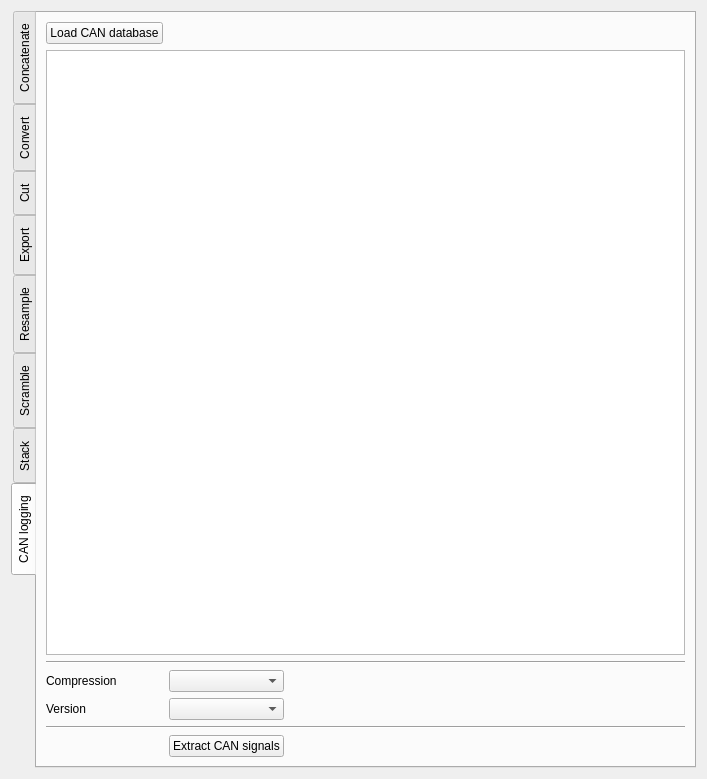
Qt form asammdf/gui/ui/batch_widget.ui (danielhrisca/asammdf) before a commit.
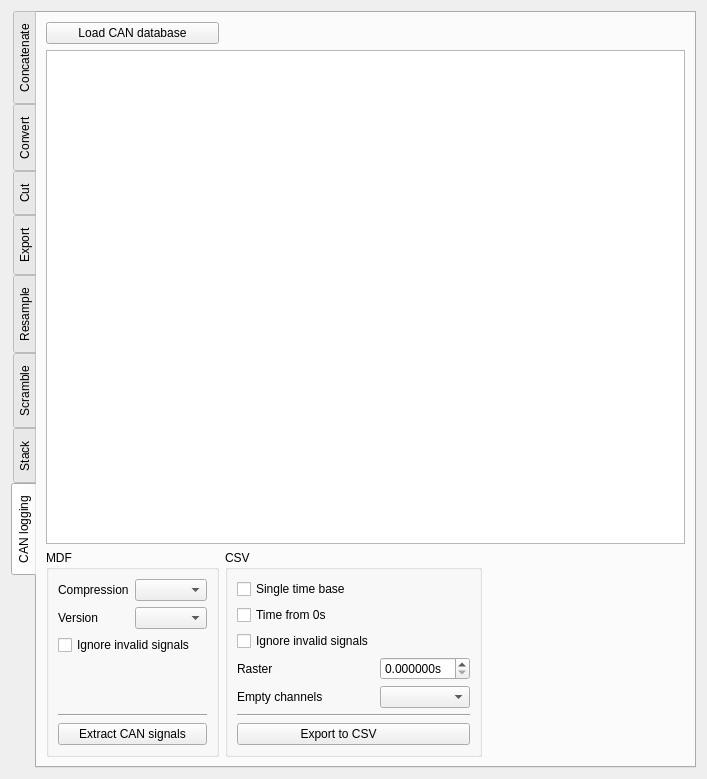
The same form after that commit. The open tabs and pages were chosen to show the change. Icons and pictures are not drawn. Custom widgets are drawn as their Qt base class.

Commit message: add possibility to ignore invalid signals when extracting CAN bus logging

```diff
--- a/asammdf/gui/ui/batch_widget.ui
+++ b/asammdf/gui/ui/batch_widget.ui
@@ -24,7 +24,7 @@
        <enum>QTabWidget::West</enum>
       </property>
       <property name="currentIndex">
-       <number>0</number>
+       <number>7</number>
       </property>
       <property name="documentMode">
        <bool>false</bool>
@@ -952,45 +952,7 @@
        <attribute name="title">
         <string>CAN logging</string>
        </attribute>
-       <layout class="QGridLayout" name="gridLayout_5" columnstretch="0,0,1">
-        <item row="3" column="0" colspan="3">
-         <widget class="Line" name="line_12">
-          <property name="orientation">
-           <enum>Qt::Horizontal</enum>
-          </property>
-         </widget>
-        </item>
-        <item row="1" column="0" rowspan="2" colspan="3">
-         <widget class="MinimalListWidget" name="can_database_list"/>
-        </item>
-        <item row="5" column="1">
-         <widget class="QComboBox" name="extract_can_format">
-          <property name="sizeAdjustPolicy">
-           <enum>QComboBox::AdjustToContents</enum>
-          </property>
-         </widget>
-        </item>
-        <item row="4" column="1">
-         <widget class="QComboBox" name="extract_can_compression">
-          <property name="sizeAdjustPolicy">
-           <enum>QComboBox::AdjustToContents</enum>
-          </property>
-         </widget>
-        </item>
-        <item row="5" column="0">
-         <widget class="QLabel" name="label_24">
-          <property name="text">
-           <string>Version</string>
-          </property>
-         </widget>
-        </item>
-        <item row="6" column="0" colspan="3">
-         <widget class="Line" name="line_13">
-          <property name="orientation">
-           <enum>Qt::Horizontal</enum>
-          </property>
-         </widget>
-        </item>
+       <layout class="QGridLayout" name="gridLayout_11">
         <item row="0" column="0">
          <widget class="QPushButton" name="load_can_database_btn">
           <property name="text">
@@ -1002,24 +964,172 @@
           </property>
          </widget>
         </item>
-        <item row="4" column="0">
-         <widget class="QLabel" name="label__1">
-          <property name="text">
-           <string>Compression</string>
+        <item row="1" column="0" colspan="3">
+         <widget class="MinimalListWidget" name="can_database_list"/>
+        </item>
+        <item row="2" column="0">
+         <widget class="QGroupBox" name="groupBox_2">
+          <property name="title">
+           <string>MDF</string>
           </property>
+          <layout class="QGridLayout" name="gridLayout_5">
+           <item row="5" column="0" colspan="2">
+            <widget class="QPushButton" name="extract_can_btn">
+             <property name="text">
+              <string>Extract CAN signals</string>
+             </property>
+             <property name="icon">
+              <iconset resource="resource.qrc">
+               <normaloff>:/down.png</normaloff>:/down.png</iconset>
+             </property>
+            </widget>
+           </item>
+           <item row="0" column="0">
+            <widget class="QLabel" name="label__1">
+             <property name="text">
+              <string>Compression</string>
+             </property>
+            </widget>
+           </item>
+           <item row="0" column="1">
+            <widget class="QComboBox" name="extract_can_compression">
+             <property name="sizeAdjustPolicy">
+              <enum>QComboBox::AdjustToContents</enum>
+             </property>
+            </widget>
+           </item>
+           <item row="1" column="1">
+            <widget class="QComboBox" name="extract_can_format">
+             <property name="sizeAdjustPolicy">
+              <enum>QComboBox::AdjustToContents</enum>
+             </property>
+            </widget>
+           </item>
+           <item row="1" column="0">
+            <widget class="QLabel" name="label_24">
+             <property name="text">
+              <string>Version</string>
+             </property>
+            </widget>
+           </item>
+           <item row="2" column="0" colspan="2">
+            <widget class="QCheckBox" name="ignore_invalid_signals_mdf">
+             <property name="toolTip">
+              <string>checks if all samples are eauql to the maximum teoretical signal value</string>
+             </property>
+             <property name="text">
+              <string>Ignore invalid signals</string>
+             </property>
+            </widget>
+           </item>
+           <item row="3" column="0">
+            <widget class="QLabel" name="label_27">
+             <property name="text">
+              <string/>
+             </property>
+            </widget>
+           </item>
+           <item row="4" column="0" colspan="2">
+            <widget class="Line" name="line_12">
+             <property name="orientation">
+              <enum>Qt::Horizontal</enum>
+             </property>
+            </widget>
+           </item>
+          </layout>
          </widget>
         </item>
-        <item row="7" column="1">
-         <widget class="QPushButton" name="extract_can_btn">
-          <property name="text">
-           <string>Extract CAN signals</string>
+        <item row="2" column="1">
+         <widget class="QGroupBox" name="groupBox_3">
+          <property name="title">
+           <string>CSV</string>
           </property>
-          <property name="icon">
-           <iconset resource="resource.qrc">
-            <normaloff>:/down.png</normaloff>:/down.png</iconset>
-          </property>
+          <layout class="QGridLayout" name="gridLayout_10">
+           <item row="6" column="1" colspan="3">
+            <widget class="Line" name="line_13">
+             <property name="orientation">
+              <enum>Qt::Horizontal</enum>
+             </property>
+            </widget>
+           </item>
+           <item row="1" column="1">
+            <widget class="QCheckBox" name="time_from_zero_can">
+             <property name="text">
+              <string>Time from 0s</string>
+             </property>
+            </widget>
+           </item>
+           <item row="2" column="1">
+            <widget class="QCheckBox" name="ignore_invalid_signals_csv">
+             <property name="toolTip">
+              <string>checks if all samples are eauql to the maximum teoretical signal value</string>
+             </property>
+             <property name="text">
+              <string>Ignore invalid signals</string>
+             </property>
+            </widget>
+           </item>
+           <item row="3" column="1">
+            <widget class="QLabel" name="label_28">
+             <property name="text">
+              <string>Raster</string>
+             </property>
+            </widget>
+           </item>
+           <item row="3" column="2" colspan="2">
+            <widget class="QDoubleSpinBox" name="export_raster_can">
+             <property name="suffix">
+              <string>s</string>
+             </property>
+             <property name="decimals">
+              <number>6</number>
+             </property>
+            </widget>
+           </item>
+           <item row="0" column="1">
+            <widget class="QCheckBox" name="single_time_base_can">
+             <property name="text">
+              <string>Single time base</string>
+             </property>
+            </widget>
+           </item>
+           <item row="4" column="1">
+            <widget class="QLabel" name="label_29">
+             <property name="text">
+              <string>Empty channels</string>
+             </property>
+            </widget>
+           </item>
+           <item row="4" column="2" colspan="2">
+            <widget class="QComboBox" name="empty_channels_can"/>
+           </item>
+           <item row="7" column="1" colspan="3">
+            <widget class="QPushButton" name="extract_can_csv_btn">
+             <property name="text">
+              <string>Export to CSV         </string>
+             </property>
+             <property name="icon">
+              <iconset resource="resource.qrc">
+               <normaloff>:/csv.png</normaloff>:/csv.png</iconset>
+             </property>
+            </widget>
+           </item>
+          </layout>
          </widget>
         </item>
+        <item row="2" column="2">
+         <spacer name="horizontalSpacer_12">
+          <property name="orientation">
+           <enum>Qt::Horizontal</enum>
+          </property>
+          <property name="sizeHint" stdset="0">
+           <size>
+            <width>240</width>
+            <height>20</height>
+           </size>
+          </property>
+         </spacer>
+        </item>
        </layout>
       </widget>
      </widget>
```
The commit also changes 9 other files.
